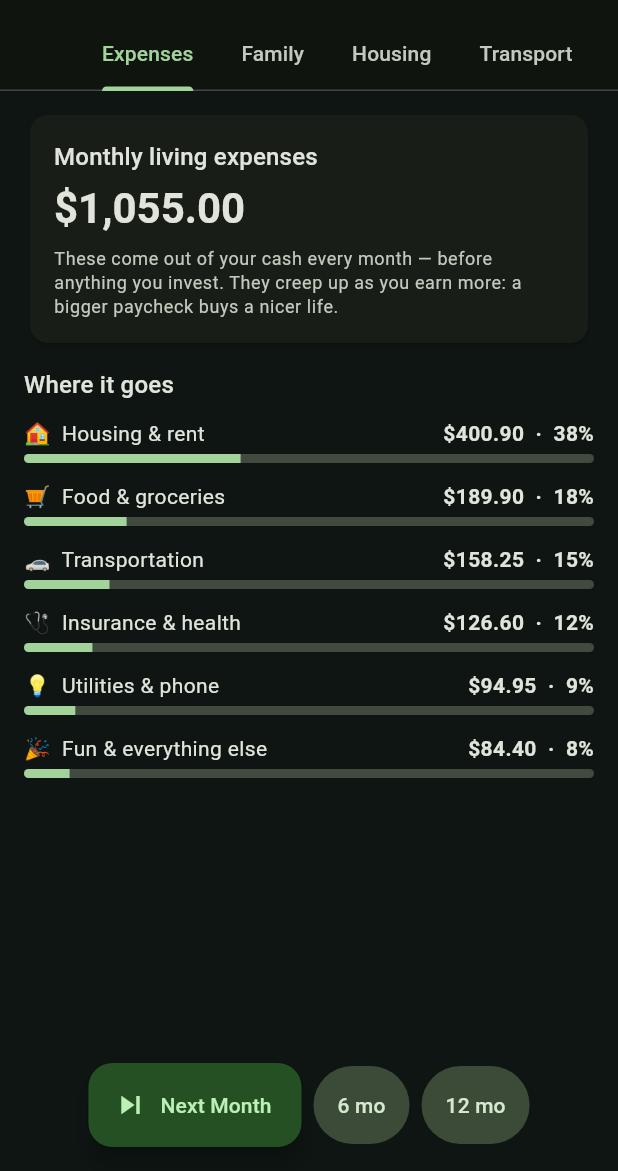
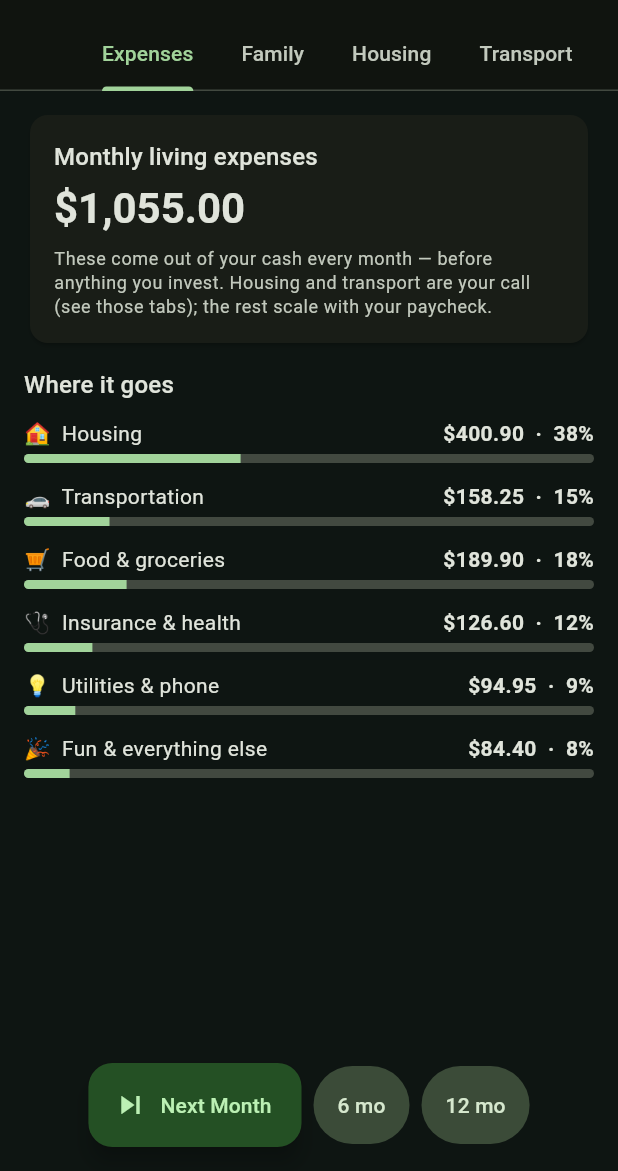
Before and after one commit to Armandoxh/Territorygame, a Flutter app: the screen it shows after launch, after a tap on "Life", on a phone screen of 412 x 824 dp, the part 65-1236 px from its top. Run offline on Flutter 3.47's test engine with Material 3 defaults, Android fonts, the phone set to English and light mode, and no system bars.

Commit message:
Expenses tab: live, accurate breakdown from chosen housing/transport + childcare (build 100)

```diff
--- a/wealthquest/lib/ui/life_app.dart
+++ b/wealthquest/lib/ui/life_app.dart
@@ -66,7 +66,19 @@ class _ExpensesTab extends StatelessWidget {
   @override
   Widget build(BuildContext context) {
     final theme = Theme.of(context);
-    final total = game.dailyExpenses;
+    // Live breakdown: housing and transport are whatever you've chosen (or the
+    // income default); the rest are still shares of the income-scaled baseline;
+    // kids add childcare. These sum to exactly what's billed each month.
+    final base = game.dailyExpenses;
+    final housing = game.housingCost;
+    final transport = game.transportCost;
+    final childcare = game.childcareCost;
+    final food = base * 0.18;
+    final insurance = base * 0.12;
+    final utilities = base * 0.09;
+    final fun = base * 0.08;
+    final total =
+        housing + transport + food + insurance + utilities + fun + childcare;
     return ListView(
       padding: const EdgeInsets.fromLTRB(16, 12, 16, 96),
       children: [
@@ -84,9 +96,9 @@ class _ExpensesTab extends StatelessWidget {
                         ?.copyWith(fontWeight: FontWeight.bold)),
                 const SizedBox(height: 8),
                 Text(
-                  'These come out of your cash every month — before anything you '
-                  'invest. They creep up as you earn more: a bigger paycheck '
-                  'buys a nicer life.',
+                  'These come out of your cash every month — before anything '
+                  'you invest. Housing and transport are your call (see those '
+                  'tabs); the rest scale with your paycheck.',
                   style: theme.textTheme.bodySmall?.copyWith(
                       color: theme.colorScheme.onSurfaceVariant),
                 ),
@@ -97,20 +109,48 @@ class _ExpensesTab extends StatelessWidget {
         const SizedBox(height: 12),
         Text('Where it goes', style: theme.textTheme.titleMedium),
         const SizedBox(height: 4),
-        ...LifeData.breakdown.map((s) => _SliceRow(slice: s, total: total)),
+        _ExpenseRowTile(
+            emoji: '🏠', label: game.housing?.name ?? 'Housing',
+            amount: housing, total: total),
+        _ExpenseRowTile(
+            emoji: '🚗', label: game.transport?.name ?? 'Transportation',
+            amount: transport, total: total),
+        _ExpenseRowTile(
+            emoji: '🛒', label: 'Food & groceries', amount: food, total: total),
+        _ExpenseRowTile(
+            emoji: '🩺', label: 'Insurance & health',
+            amount: insurance, total: total),
+        _ExpenseRowTile(
+            emoji: '💡', label: 'Utilities & phone',
+            amount: utilities, total: total),
+        _ExpenseRowTile(
+            emoji: '🎉', label: 'Fun & everything else',
+            amount: fun, total: total),
+        if (childcare > 0)
+          _ExpenseRowTile(
+              emoji: '👨‍👩‍👧', label: 'Childcare',
+              amount: childcare, total: total),
       ],
     );
   }
 }
 
-class _SliceRow extends StatelessWidget {
-  const _SliceRow({required this.slice, required this.total});
-  final ExpenseSlice slice;
+class _ExpenseRowTile extends StatelessWidget {
+  const _ExpenseRowTile({
+    required this.emoji,
+    required this.label,
+    required this.amount,
+    required this.total,
+  });
+  final String emoji;
+  final String label;
+  final double amount;
   final double total;
 
   @override
   Widget build(BuildContext context) {
     final theme = Theme.of(context);
+    final share = total > 0 ? amount / total : 0.0;
     return Padding(
       padding: const EdgeInsets.symmetric(vertical: 6),
       child: Column(
@@ -118,11 +158,12 @@ class _SliceRow extends StatelessWidget {
         children: [
           Row(
             children: [
-              Text('${slice.emoji}  ${slice.label}',
-                  style: theme.textTheme.bodyMedium),
-              const Spacer(),
-              Text('${money(total * slice.share)}  ·  '
-                  '${(slice.share * 100).round()}%',
+              Expanded(
+                child: Text('$emoji  $label',
+                    style: theme.textTheme.bodyMedium),
+              ),
+              const SizedBox(width: 8),
+              Text('${money(amount)}  ·  ${(share * 100).round()}%',
                   style: theme.textTheme.bodyMedium
                       ?.copyWith(fontWeight: FontWeight.w600)),
             ],
@@ -131,7 +172,7 @@ class _SliceRow extends StatelessWidget {
           ClipRRect(
             borderRadius: BorderRadius.circular(4),
             child: LinearProgressIndicator(
-              value: slice.share,
+              value: share,
               minHeight: 6,
               backgroundColor: theme.colorScheme.surfaceVariant,
             ),
--- a/wealthquest/lib/version.dart
+++ b/wealthquest/lib/version.dart
@@ -5,6 +5,6 @@
 /// of the home header shows this, so you can instantly confirm the live page is
 /// the latest build (and not a stale cache).
 const String kAppVersion = '0.44.0';
-const int kBuildNumber = 99;
+const int kBuildNumber = 100;
 
 String get appVersionLabel => 'v$kAppVersion · build $kBuildNumber';
--- a/wealthquest/pubspec.yaml
+++ b/wealthquest/pubspec.yaml
@@ -1,7 +1,7 @@
 name: wealthquest
 description: "A mobile life-sim / stock-market game. Start at 18 with a day job; each Next Month advances a month — watch your investments perform."
 publish_to: "none"
-version: 0.44.0+99
+version: 0.44.0+100
 
 environment:
   sdk: ">=3.4.0 <4.0.0"
```
Also changed, not shown: 1 other file.
